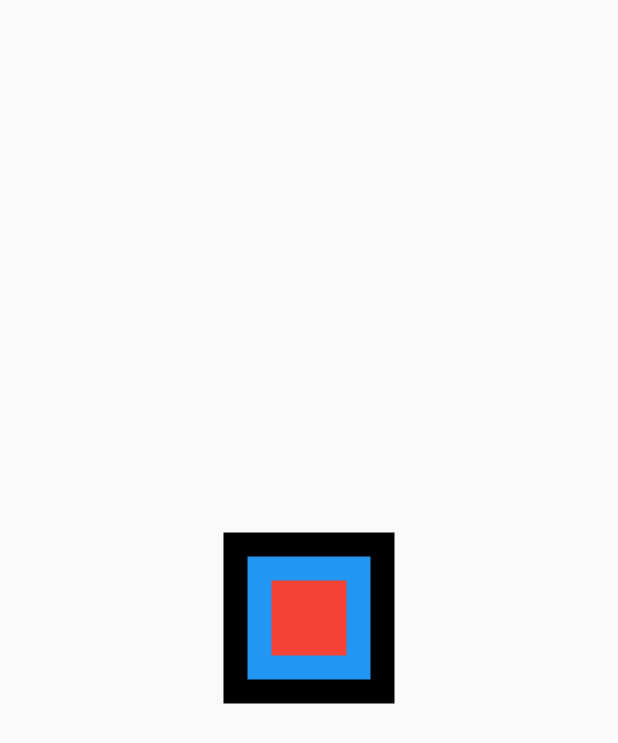
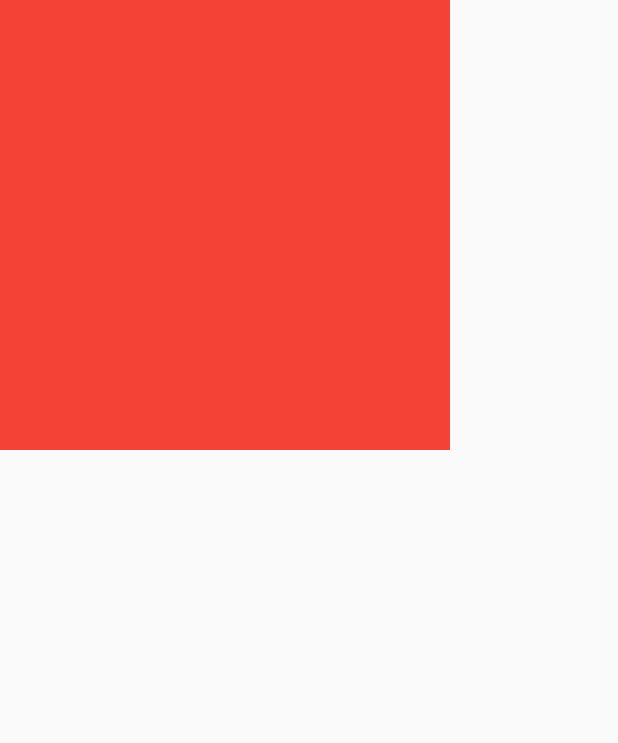
Before and after one commit to Jungea/flutter_tutorial, a Flutter app: the screen it shows after launch, on a phone screen of 412 x 824 dp. Shown: the top 743 px of the screen. Run offline on Flutter 3.47's test engine with Material 2 defaults, Android fonts, the phone set to English and light mode, and no system bars.

```diff
--- a/lib/main.dart
+++ b/lib/main.dart
@@ -9,25 +9,17 @@ class MyApp extends StatelessWidget {
   Widget build(BuildContext context) {
     return MaterialApp(
       home: Scaffold(
-        body: Center(
+        body: SafeArea(
+          top: true,
+          bottom: true,
+          left: true,
+          right: true,
           child: Container(
-            color: Colors.black,
-
-            child: Container(
-              color: Colors.blue,
-              margin: EdgeInsets.all(16.0),
-              child: Padding(
-                padding: EdgeInsets.all(16.0),
-
-                child: Container(
-                  color: Colors.red,
-                  width: 50.0,
-                  height: 50.0,
-                ),
-              ),
-            ),
-          )
-        ),
+            color: Colors.red,
+            height: 300.0,
+            width: 300.0,
+          ),
+        )
       ),
     );
   }
```
